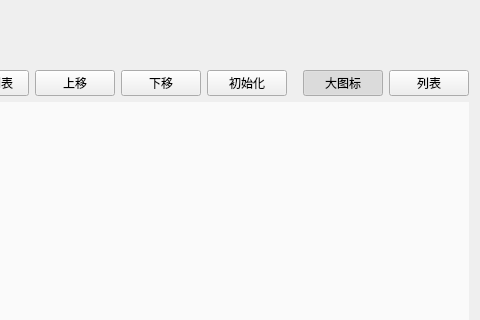
This is modules/ui/appmanagerwidget.ui in jiasu1017-beep/Test as Qt 5 draws it before an edit; both pictures show x 320 to 800 and y 0 to 320 of the 800 by 600 pixel window. The edited form follows.
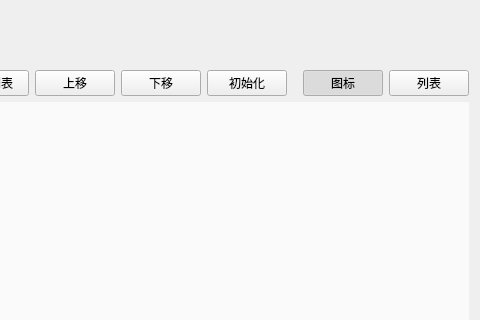
This is the edited form.

Commit message:
feat(界面): 改进应用管理界面的列表视图和交互效果
- 添加新的AppListDelegate类实现专业列表视图样式
- 优化图标视图和列表视图的悬停/选中效果
- 简化视图切换按钮的文字描述
- 在列表视图中显示应用类型、路径和使用次数等详细信息
- 为收藏应用添加星形标记
- 改进整体视觉一致性

Diff of the .ui file:
```diff
--- a/modules/ui/appmanagerwidget.ui
+++ b/modules/ui/appmanagerwidget.ui
@@ -91,7 +91,7 @@
      <item>
       <widget class="QPushButton" name="iconViewButton">
        <property name="text">
-        <string>大图标</string>
+        <string>图标</string>
        </property>
        <property name="checkable">
         <bool>true</bool>
```
The commit also changes 3 other files.
